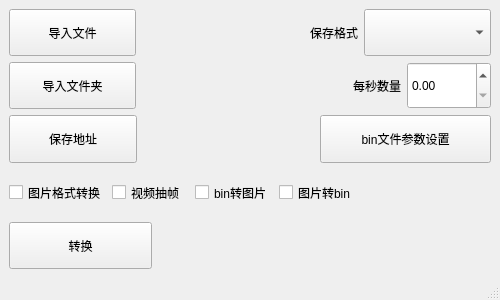
Old version of the form convent_ware.ui in the repository VerySeriousMan/format_conversion.
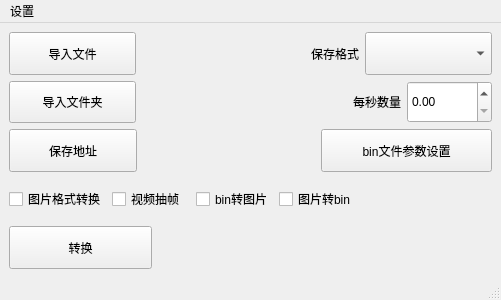
New version of the form.

Diff of the .ui file:
```diff
--- a/convent_ware.ui
+++ b/convent_ware.ui
@@ -6,7 +6,7 @@
    <rect>
     <x>0</x>
     <y>0</y>
-    <width>500</width>
+    <width>501</width>
     <height>300</height>
    </rect>
   </property>
@@ -294,10 +294,17 @@
     <rect>
      <x>0</x>
      <y>0</y>
-     <width>500</width>
+     <width>501</width>
      <height>23</height>
     </rect>
    </property>
+   <widget class="QMenu" name="menu">
+    <property name="title">
+     <string>设置</string>
+    </property>
+    <addaction name="software_update_action"/>
+   </widget>
+   <addaction name="menu"/>
   </widget>
   <widget class="QStatusBar" name="statusbar"/>
  </widget>
```
Left out of the diff: 20 changed lines with no effect on the pictures.
